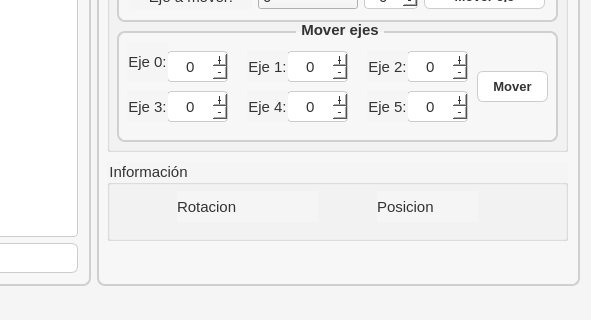
First picture: the form in interfaz_robot/interfaz_robot.ui, repository AidaM00/interfaz_robot, before the edit; both pictures show x 404 to 995 and y 367 to 687 of the 995 by 687 pixel window.
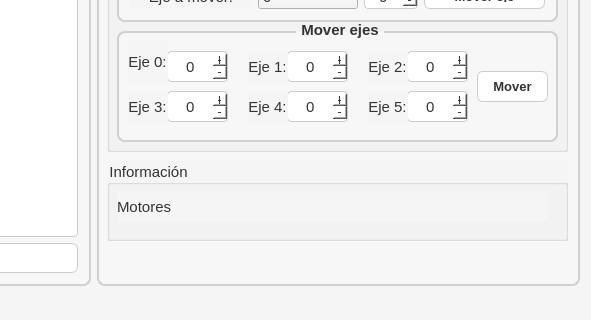
Second picture: the form after the edit.

Commit message: actualizar interfaz SUPER bien

What changed in the file:
```diff
--- a/interfaz_robot/interfaz_robot.ui
+++ b/interfaz_robot/interfaz_robot.ui
@@ -1019,27 +1019,14 @@
        <widget class="QLabel" name="lblRotacion">
         <property name="geometry">
          <rect>
-          <x>70</x>
+          <x>10</x>
           <y>30</y>
-          <width>141</width>
+          <width>431</width>
           <height>31</height>
          </rect>
         </property>
         <property name="text">
-         <string>Rotacion</string>
-        </property>
-       </widget>
-       <widget class="QLabel" name="lblPosicionActual">
-        <property name="geometry">
-         <rect>
-          <x>270</x>
-          <y>30</y>
-          <width>101</width>
-          <height>31</height>
-         </rect>
-        </property>
-        <property name="text">
-         <string>Posicion</string>
+         <string>Motores</string>
         </property>
        </widget>
       </widget>
```
Left out of the diff: 2 changed lines with no effect on the pictures. The commit also changes 2 other files.
